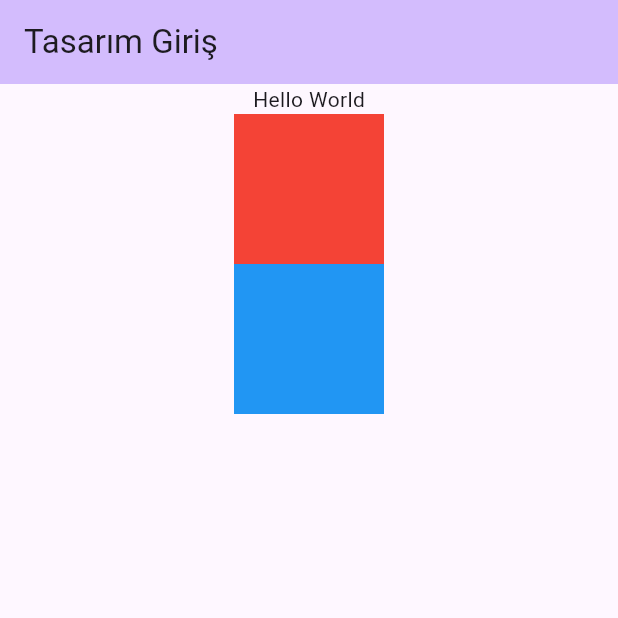
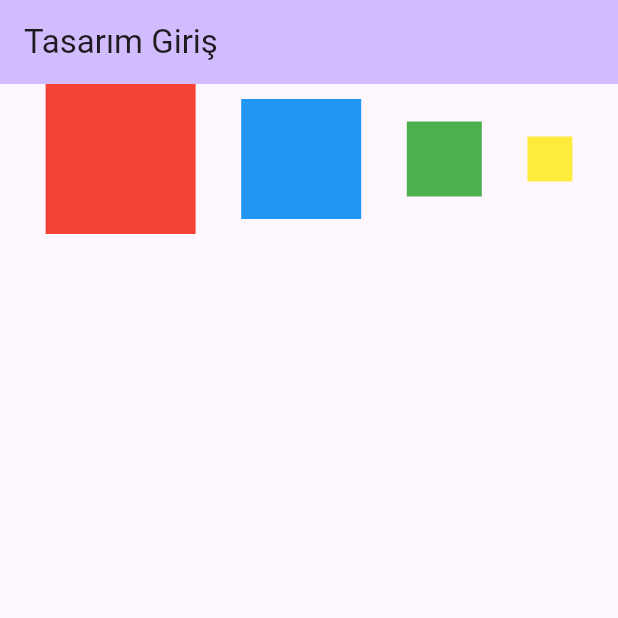
Before and after one commit to SERENGOKYILDIZ/FLUTTER_ANDROID_DESIGN, a Flutter app: the screen it shows after launch, on a phone screen of 412 x 824 dp, the top half of it. Run offline on Flutter 3.47's test engine with Material 3 defaults, Android fonts, the phone set to English and light mode, and no system bars.

Commit message:
Learned MainAxisAlignment and their arguments

```diff
--- a/lib/main.dart
+++ b/lib/main.dart
@@ -37,14 +37,21 @@ class _MyHomePageState extends State<MyHomePage> {
         title: Text(widget.title),
       ),
       body:
-        Center( /////-> Ortalamaya yarar.
-          child: Column( /// child: tek bir eleman için kullanılır
-            children: [ /// children: birden fazla eleman için kullanılır.
-              Text("Hello World"),
-              Container(width: 100, height: 100, color: Colors.red),
-              Container(width: 100, height: 100, color: Colors.blue)
-            ],
-          ),
+          /*
+          NOT: Row'da kullanlan bu ve benzeri kodlar column'da da çalışır.
+      */
+        Row(
+          //mainAxisAlignment: MainAxisAlignment.center,          //-> Ortalar
+          //mainAxisAlignment: MainAxisAlignment.start,           //-> Varsayılan
+          //mainAxisAlignment: MainAxisAlignment.end,             //-> Sondan yerleştirir
+          //mainAxisAlignment: MainAxisAlignment.spaceBetween,    //-> Boşluklu yerleştirir
+          mainAxisAlignment: MainAxisAlignment.spaceEvenly,    //-> Boşluklu ama başta ve sonda da boşluklu yerleştirir
+          children: [
+            Container(width: 100, height: 100, color: Colors.red),
+            Container(width: 80, height: 80, color: Colors.blue),
+            Container(width: 50, height: 50, color: Colors.green),
+            Container(width: 30, height: 30, color: Colors.yellow),
+          ],
         )
     );
   }
```
